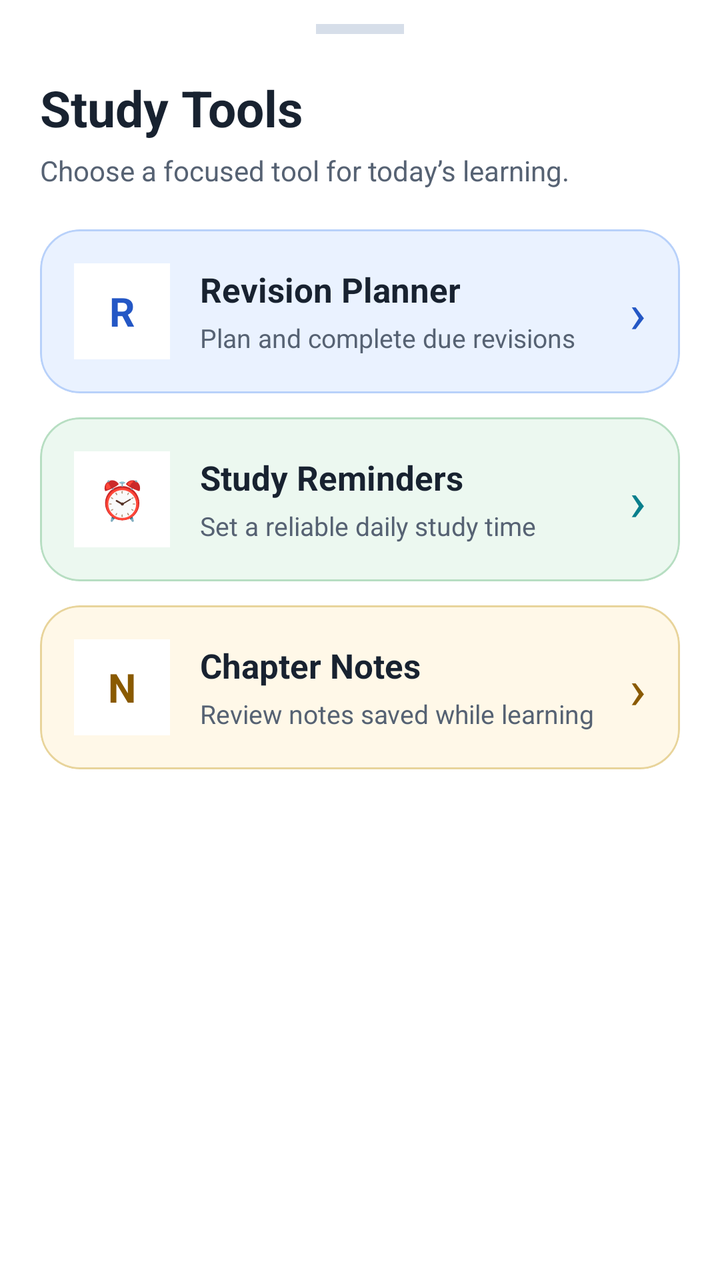
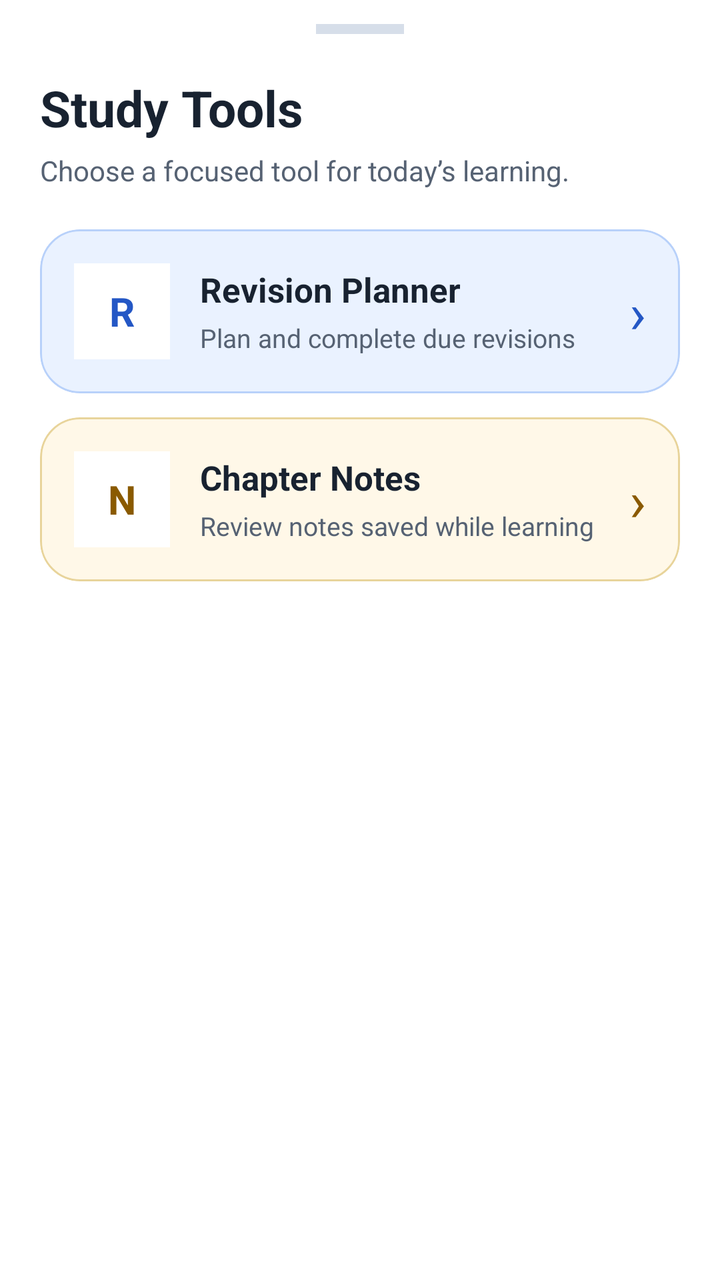

Compare the two renders of this Android layout. The source of the first and the diff that turns it into the second are given below.
<!-- AndroidManifest.xml: application theme Theme.StudySaathi -->
<!-- res/layout/bottom_sheet_study_tools.xml -->
<?xml version="1.0" encoding="utf-8"?>
<LinearLayout
    xmlns:android="http://schemas.android.com/apk/res/android"
    xmlns:app="http://schemas.android.com/apk/res-auto"
    android:layout_width="match_parent"
    android:layout_height="wrap_content"
    android:background="@color/ss_surface"
    android:orientation="vertical"
    android:paddingStart="20dp"
    android:paddingTop="12dp"
    android:paddingEnd="20dp"
    android:paddingBottom="28dp">

    <View
        android:layout_width="44dp"
        android:layout_height="5dp"
        android:layout_gravity="center_horizontal"
        android:background="@color/ss_outline" />

    <TextView
        android:layout_width="match_parent"
        android:layout_height="wrap_content"
        android:layout_marginTop="20dp"
        android:fontFamily="sans-serif-rounded"
        android:text="Study Tools"
        android:textColor="@color/ss_text_primary"
        android:textSize="25sp"
        android:textStyle="bold" />

    <TextView
        android:layout_width="match_parent"
        android:layout_height="wrap_content"
        android:layout_marginTop="5dp"
        android:text="Choose a focused tool for today’s learning."
        android:textColor="@color/ss_text_secondary"
        android:textSize="14sp" />

    <com.google.android.material.card.MaterialCardView
        android:id="@+id/cardToolRevisionPlanner"
        android:layout_width="match_parent"
        android:layout_height="wrap_content"
        android:layout_marginTop="20dp"
        android:clickable="true"
        android:focusable="true"
        android:foreground="?attr/selectableItemBackground"
        app:cardBackgroundColor="@color/ss_blue_soft"
        app:cardCornerRadius="20dp"
        app:cardElevation="0dp"
        app:strokeColor="@color/ss_blue_border"
        app:strokeWidth="1dp">

        <LinearLayout
            android:layout_width="match_parent"
            android:layout_height="wrap_content"
            android:gravity="center_vertical"
            android:orientation="horizontal"
            android:padding="17dp">

            <TextView
                android:layout_width="48dp"
                android:layout_height="48dp"
                android:background="@color/ss_surface"
                android:gravity="center"
                android:text="R"
                android:textColor="@color/ss_primary"
                android:textSize="20sp"
                android:textStyle="bold" />

            <LinearLayout
                android:layout_width="0dp"
                android:layout_height="wrap_content"
                android:layout_marginStart="15dp"
                android:layout_weight="1"
                android:orientation="vertical">

                <TextView
                    android:layout_width="match_parent"
                    android:layout_height="wrap_content"
                    android:text="Revision Planner"
                    android:textColor="@color/ss_text_primary"
                    android:textSize="17sp"
                    android:textStyle="bold" />

                <TextView
                    android:layout_width="match_parent"
                    android:layout_height="wrap_content"
                    android:layout_marginTop="4dp"
                    android:text="Plan and complete due revisions"
                    android:textColor="@color/ss_text_secondary"
                    android:textSize="13sp" />

            </LinearLayout>

            <TextView
                android:layout_width="wrap_content"
                android:layout_height="wrap_content"
                android:text="›"
                android:textColor="@color/ss_primary"
                android:textSize="28sp" />

        </LinearLayout>

    </com.google.android.material.card.MaterialCardView>

    <com.google.android.material.card.MaterialCardView
        android:id="@+id/cardToolStudyReminders"
        android:layout_width="match_parent"
        android:layout_height="wrap_content"
        android:layout_marginTop="12dp"
        android:clickable="true"
        android:focusable="true"
        android:foreground="?attr/selectableItemBackground"
        app:cardBackgroundColor="@color/ss_green_soft"
        app:cardCornerRadius="20dp"
        app:cardElevation="0dp"
        app:strokeColor="@color/ss_green_border"
        app:strokeWidth="1dp">

        <LinearLayout
            android:layout_width="match_parent"
            android:layout_height="wrap_content"
            android:gravity="center_vertical"
            android:orientation="horizontal"
            android:padding="17dp">

            <TextView
                android:layout_width="48dp"
                android:layout_height="48dp"
                android:background="@color/ss_surface"
                android:gravity="center"
                android:text="⏰"
                android:textSize="19sp" />

            <LinearLayout
                android:layout_width="0dp"
                android:layout_height="wrap_content"
                android:layout_marginStart="15dp"
                android:layout_weight="1"
                android:orientation="vertical">

                <TextView
                    android:layout_width="match_parent"
                    android:layout_height="wrap_content"
                    android:text="Study Reminders"
                    android:textColor="@color/ss_text_primary"
                    android:textSize="17sp"
                    android:textStyle="bold" />

                <TextView
                    android:layout_width="match_parent"
                    android:layout_height="wrap_content"
                    android:layout_marginTop="4dp"
                    android:text="Set a reliable daily study time"
                    android:textColor="@color/ss_text_secondary"
                    android:textSize="13sp" />

            </LinearLayout>

            <TextView
                android:layout_width="wrap_content"
                android:layout_height="wrap_content"
                android:text="›"
                android:textColor="@color/ss_secondary"
                android:textSize="28sp" />

        </LinearLayout>

    </com.google.android.material.card.MaterialCardView>

    <com.google.android.material.card.MaterialCardView
        android:id="@+id/cardToolChapterNotes"
        android:layout_width="match_parent"
        android:layout_height="wrap_content"
        android:layout_marginTop="12dp"
        android:clickable="true"
        android:focusable="true"
        android:foreground="?attr/selectableItemBackground"
        app:cardBackgroundColor="@color/ss_yellow_soft"
        app:cardCornerRadius="20dp"
        app:cardElevation="0dp"
        app:strokeColor="@color/ss_yellow_border"
        app:strokeWidth="1dp">

        <LinearLayout
            android:layout_width="match_parent"
            android:layout_height="wrap_content"
            android:gravity="center_vertical"
            android:orientation="horizontal"
            android:padding="17dp">

            <TextView
                android:layout_width="48dp"
                android:layout_height="48dp"
                android:background="@color/ss_surface"
                android:gravity="center"
                android:text="N"
                android:textColor="@color/ss_tertiary"
                android:textSize="20sp"
                android:textStyle="bold" />

            <LinearLayout
                android:layout_width="0dp"
                android:layout_height="wrap_content"
                android:layout_marginStart="15dp"
                android:layout_weight="1"
                android:orientation="vertical">

                <TextView
                    android:layout_width="match_parent"
                    android:layout_height="wrap_content"
                    android:text="Chapter Notes"
                    android:textColor="@color/ss_text_primary"
                    android:textSize="17sp"
                    android:textStyle="bold" />

                <TextView
                    android:layout_width="match_parent"
                    android:layout_height="wrap_content"
                    android:layout_marginTop="4dp"
                    android:text="Review notes saved while learning"
                    android:textColor="@color/ss_text_secondary"
                    android:textSize="13sp" />

            </LinearLayout>

            <TextView
                android:layout_width="wrap_content"
                android:layout_height="wrap_content"
                android:text="›"
                android:textColor="@color/ss_tertiary"
                android:textSize="28sp" />

        </LinearLayout>

    </com.google.android.material.card.MaterialCardView>

</LinearLayout>
<!-- resources referenced by this layout -->
<resources>
  <color name="ss_blue_border">#B8D1FA</color>
  <color name="ss_blue_soft">#EAF2FF</color>
  <color name="ss_green_border">#B7DEC2</color>
  <color name="ss_green_soft">#ECF8F0</color>
  <color name="ss_outline">#D6DEE9</color>
  <color name="ss_primary">#2457C5</color>
  <color name="ss_secondary">#087F8C</color>
  <color name="ss_surface">#FFFFFF</color>
  <color name="ss_tertiary">#8A5A00</color>
  <color name="ss_text_primary">#182230</color>
  <color name="ss_text_secondary">#566273</color>
  <color name="ss_yellow_border">#E8D49B</color>
  <color name="ss_yellow_soft">#FFF8E8</color>
  <style name="Theme.StudySaathi" parent="Theme.Material3.DayNight.NoActionBar">
  
          
          <item name="colorPrimary">@color/ss_primary</item>
          <item name="colorOnPrimary">@color/ss_on_primary</item>
          <item name="colorPrimaryContainer">@color/ss_blue_soft</item>
          <item name="colorOnPrimaryContainer">@color/ss_primary_dark</item>
  
          <item name="colorSecondary">@color/ss_secondary</item>
          <item name="colorOnSecondary">@color/ss_on_secondary</item>
          <item name="colorSecondaryContainer">@color/ss_teal_soft</item>
          <item name="colorOnSecondaryContainer">@color/ss_secondary</item>
  
          <item name="colorTertiary">@color/ss_tertiary</item>
          <item name="colorOnTertiary">@color/ss_on_tertiary</item>
          <item name="colorTertiaryContainer">@color/ss_yellow_soft</item>
          <item name="colorOnTertiaryContainer">@color/ss_tertiary</item>
  
          
          <item name="android:colorBackground">@color/ss_background</item>
          <item name="colorSurface">@color/ss_surface</item>
          <item name="colorSurfaceVariant">@color/ss_surface_soft</item>
          <item name="colorOnSurface">@color/ss_text_primary</item>
          <item name="colorOnSurfaceVariant">@color/ss_text_secondary</item>
  
          
          <item name="colorOutline">@color/ss_outline</item>
          <item name="colorError">@color/ss_error</item>
          <item name="colorOnError">@color/white</item>
          <item name="colorErrorContainer">@color/ss_red_soft</item>
          <item name="colorOnErrorContainer">@color/ss_error</item>
  
          
          <item name="android:windowBackground">@drawable/bg_app_soft_mix</item>
          <item name="android:statusBarColor">@color/ss_background</item>
          <item name="android:navigationBarColor">@color/ss_background</item>
  
          <item name="android:windowLightStatusBar">true</item>
          <item name="android:windowLightNavigationBar">true</item>
          <item name="android:forceDarkAllowed">false</item>
  
          <item name="android:windowNoTitle">true</item>
          <item name="windowActionModeOverlay">true</item>
  
          
          <item name="android:colorAccent">@color/ss_primary</item>
          <item name="colorControlActivated">@color/ss_primary</item>
          <item name="colorControlNormal">@color/ss_text_secondary</item>
  
      </style>
  <color name="ss_on_primary">#FFFFFF</color>
  <color name="ss_primary_dark">#173F99</color>
  <color name="ss_on_secondary">#FFFFFF</color>
  <color name="ss_teal_soft">#EAF8F8</color>
  <color name="ss_on_tertiary">#FFFFFF</color>
  <color name="ss_background">#F7F9FC</color>
  <color name="ss_surface_soft">#F0F4FA</color>
  <color name="ss_error">#BA1A1A</color>
  <color name="white">#FFFFFFFF</color>
  <color name="ss_red_soft">#FFF0F0</color>
  <!-- drawable bg_app_soft_mix (drawable) -->
  <?xml version="1.0" encoding="utf-8"?>
  <shape xmlns:android="http://schemas.android.com/apk/res/android"
      android:shape="rectangle">
  
      <gradient
          android:angle="270"
          android:centerColor="#F2FBF3"
          android:endColor="#EEF7FF"
          android:startColor="#FFF2F2"
          android:type="linear" />
  
  </shape>
</resources>

<!-- the commit's change to res/layout/bottom_sheet_study_tools.xml (unified diff, before → after) -->
@@ -109,6 +109,7 @@
         android:layout_marginTop="12dp"
         android:clickable="true"
         android:focusable="true"
+        android:visibility="gone"
         android:foreground="?attr/selectableItemBackground"
         app:cardBackgroundColor="@color/ss_green_soft"
         app:cardCornerRadius="20dp"
